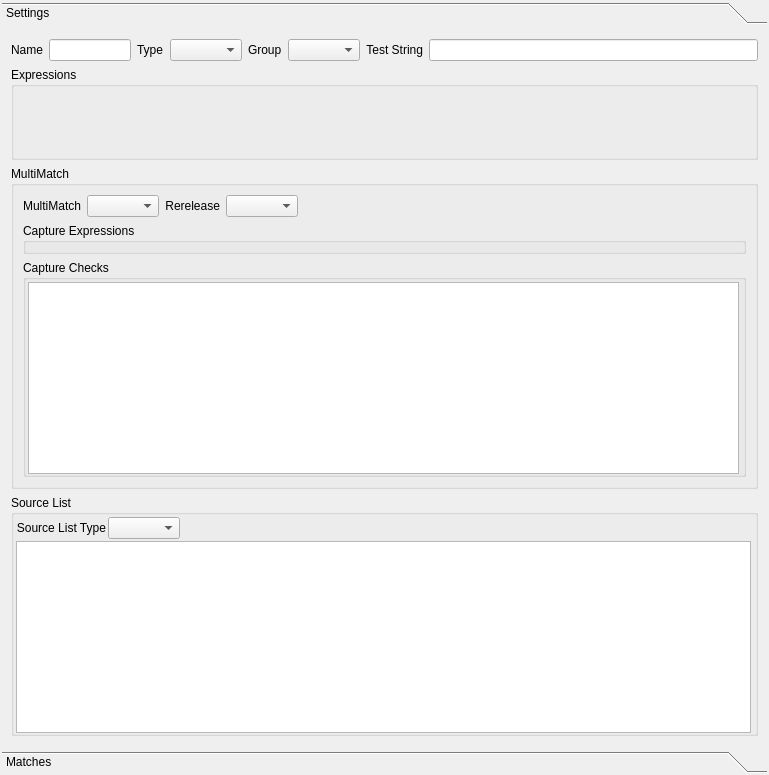
Before: the Qt Designer form plugins/bitfinder/filter/filterdetails.ui in KDE/ktorrent, drawn with Qt 5.
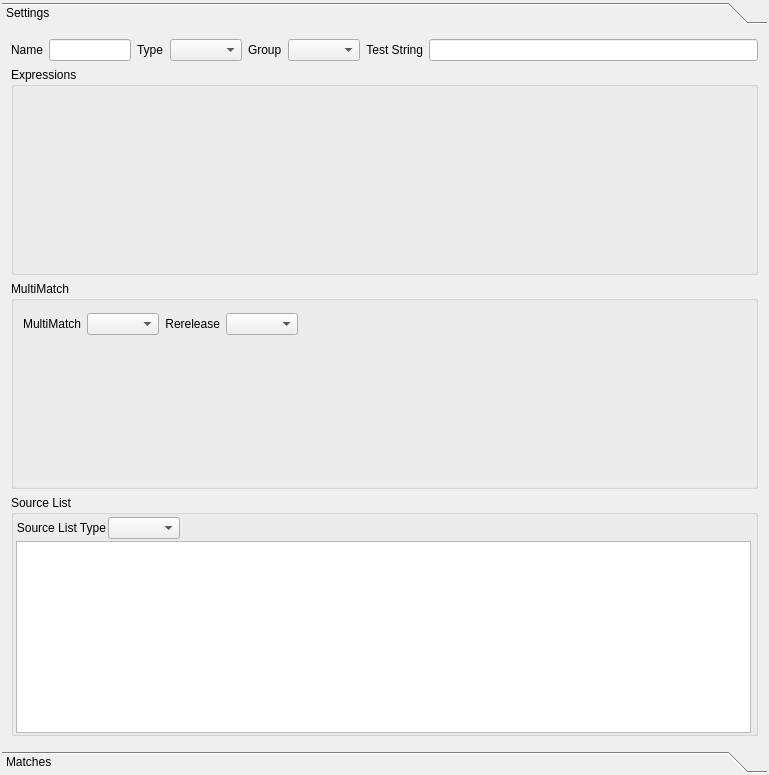
After: the same form once the commit is applied. Custom widgets are drawn as their Qt base class.

Commit message: Shifting Capture checking to a separate class

The edit to the form file:
```diff
--- a/plugins/bitfinder/filter/filterdetails.ui
+++ b/plugins/bitfinder/filter/filterdetails.ui
@@ -173,67 +173,25 @@
             </property>
             <property name="sizeHint" >
              <size>
-              <width>40</width>
-              <height>20</height>
+              <width>410</width>
+              <height>28</height>
              </size>
             </property>
            </spacer>
           </item>
-          <item row="1" column="0" colspan="6" >
-           <widget class="KEditListBox" name="captureExpressions" >
-            <property name="sizePolicy" >
-             <sizepolicy vsizetype="Expanding" hsizetype="Expanding" >
-              <horstretch>0</horstretch>
-              <verstretch>0</verstretch>
-             </sizepolicy>
-            </property>
-            <property name="title" >
-             <string>Capture Expressions</string>
-            </property>
-            <property name="flat" >
-             <bool>false</bool>
-            </property>
-            <property name="buttons" >
-             <set>KEditListBox::Add|KEditListBox::Remove</set>
-            </property>
-           </widget>
-          </item>
-          <item row="2" column="0" colspan="6" >
-           <widget class="QGroupBox" name="captureChecksBox" >
-            <property name="title" >
-             <string>Capture Checks</string>
-            </property>
-            <layout class="QGridLayout" >
-             <property name="leftMargin" >
-              <number>2</number>
-             </property>
-             <property name="topMargin" >
-              <number>2</number>
-             </property>
-             <property name="rightMargin" >
-              <number>2</number>
-             </property>
-             <property name="bottomMargin" >
-              <number>0</number>
-             </property>
-             <property name="horizontalSpacing" >
-              <number>2</number>
-             </property>
-             <property name="verticalSpacing" >
-              <number>2</number>
-             </property>
-             <item row="0" column="0" >
-              <widget class="QTableView" name="captureCheckTableView" />
-             </item>
-             <item row="0" column="1" >
-              <widget class="KToolBar" native="1" name="captureCheckToolbar" />
-             </item>
-            </layout>
-           </widget>
-          </item>
           <item row="0" column="5" >
            <widget class="KToolBar" native="1" name="multiMatchToolbar" />
           </item>
+          <item row="1" column="0" colspan="6" >
+           <widget class="QWidget" native="1" name="captureCheck" >
+            <property name="sizePolicy" >
+             <sizepolicy vsizetype="Expanding" hsizetype="Expanding" >
+              <horstretch>0</horstretch>
+              <verstretch>0</verstretch>
+             </sizepolicy>
+            </property>
+           </widget>
+          </item>
          </layout>
         </widget>
        </item>
```
Left out of the diff: 5 changed lines with no effect on the pictures. The commit also changes 1 other file.
